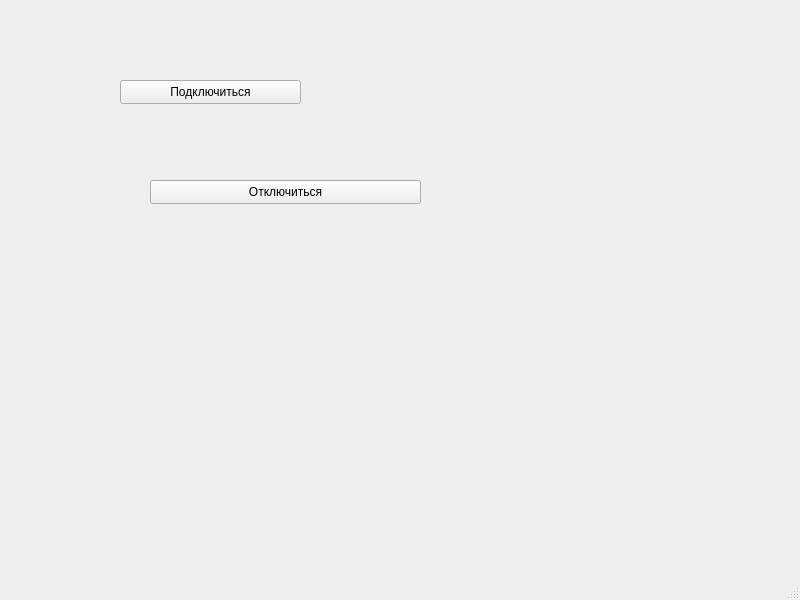
Old version of the form Client/ClientApplication/mainwindow.ui in the repository EvgehaName/server_client_application.
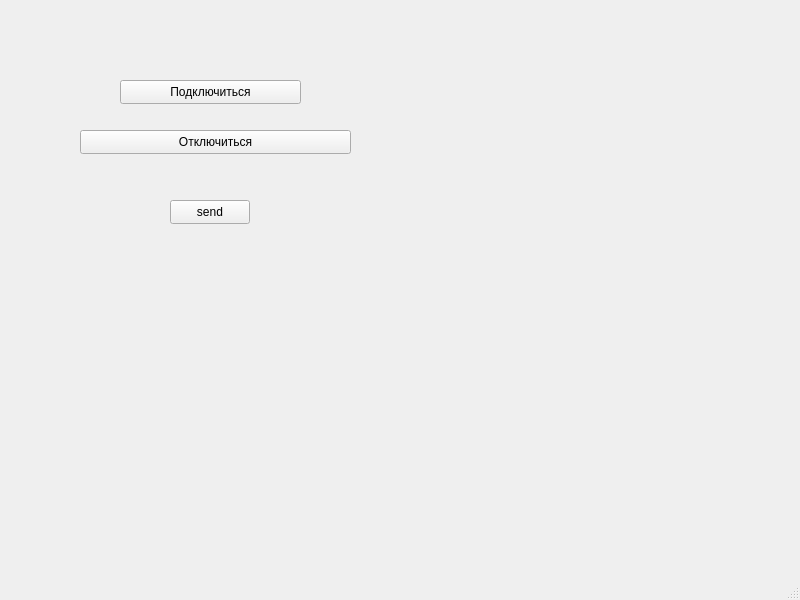
New version of the form.

Commit message: add new connection & send data server&client

The edit to the form file:
```diff
--- a/Client/ClientApplication/mainwindow.ui
+++ b/Client/ClientApplication/mainwindow.ui
@@ -30,8 +30,8 @@
    <widget class="QPushButton" name="pushButton_2">
     <property name="geometry">
      <rect>
-      <x>150</x>
-      <y>180</y>
+      <x>80</x>
+      <y>130</y>
       <width>271</width>
       <height>24</height>
      </rect>
@@ -40,6 +40,19 @@
      <string>Отключиться</string>
     </property>
    </widget>
+   <widget class="QPushButton" name="pushButton_3">
+    <property name="geometry">
+     <rect>
+      <x>170</x>
+      <y>200</y>
+      <width>80</width>
+      <height>24</height>
+     </rect>
+    </property>
+    <property name="text">
+     <string>send</string>
+    </property>
+   </widget>
   </widget>
   <widget class="QMenuBar" name="menubar">
    <property name="geometry">
```
The commit also changes 6 other files.
